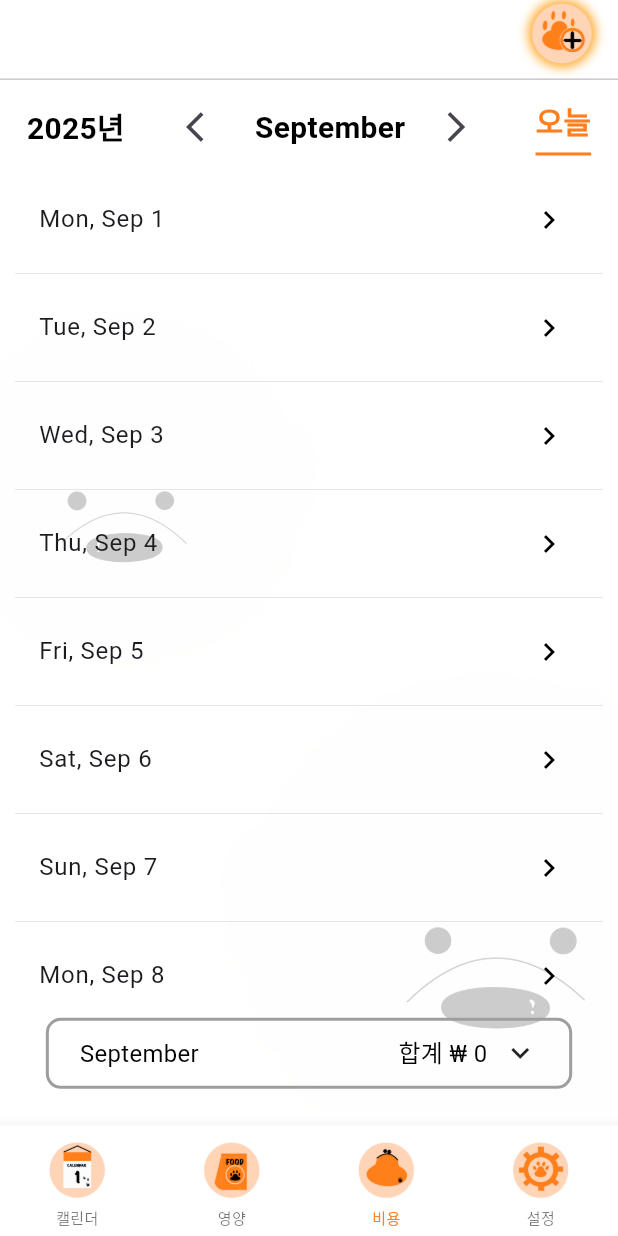
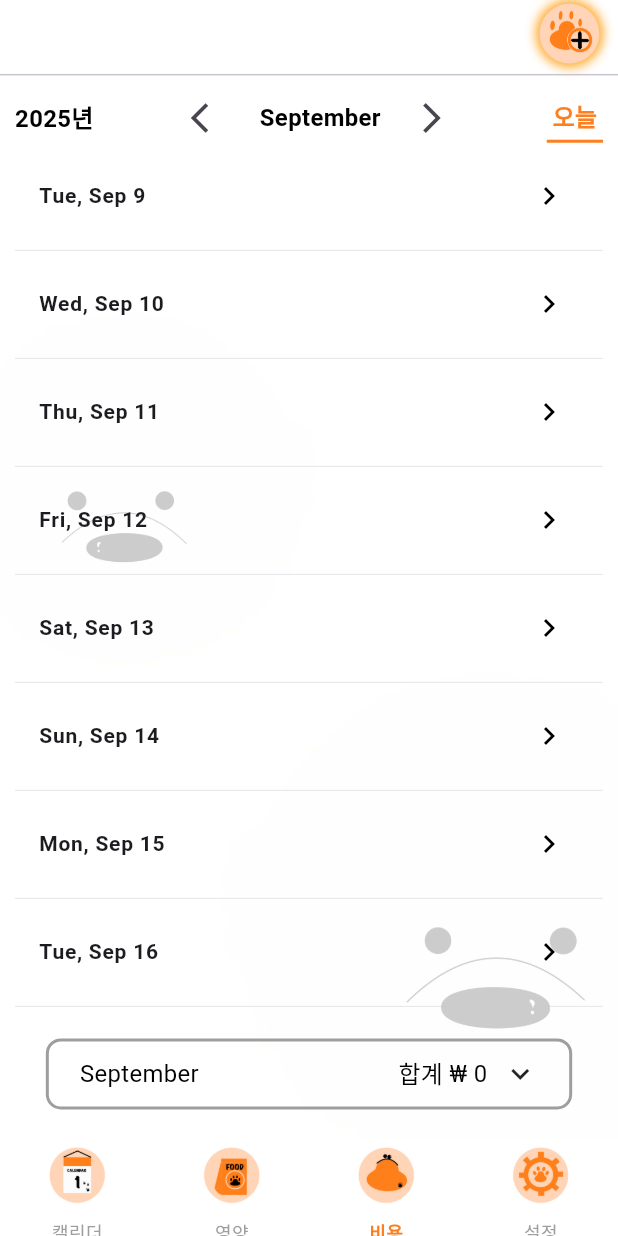
Before and after one commit to wonjongseo/every_pet, a Flutter app: the MainScreen screen opened directly, item 3 of the bottom bar chosen, scrolled down 576 dp, after a tap on the "arrow back ios" icon, on a phone screen of 412 x 824 dp. Run offline on Flutter 3.47's test engine with Material 3 defaults, Android fonts, the phone set to English and light mode, and no system bars; drawn by our look-alikes of scrollable_positioned_list; our stand-ins replace auto_size_text, flutter_datetime_picker_plus, font_awesome_flutter, get, google_mobile_ads, hive and 4 more; missing offline and left inert: age_calculator, flutter_email_sender, photo_manager; accounts and stored records are empty; network calls fail; Roboto replaces fonts that are missing (CookieRunFont).

Commit message:
[변경] UI/UX 변경

```diff
--- a/lib/common/theme/theme.dart
+++ b/lib/common/theme/theme.dart
@@ -20,7 +20,7 @@ TextStyle get subHeadingStyle {
 
 TextStyle get headingStyle {
   return TextStyle(
-    fontSize: Responsive.width10 * 2,
+    fontSize: Responsive.width10 * 1.6,
     fontWeight: FontWeight.w600,
     color: Get.isDarkMode ? Colors.white : Colors.black,
   );
--- a/lib/common/widgets/custom_text_feild.dart
+++ b/lib/common/widgets/custom_text_feild.dart
@@ -57,6 +57,7 @@ class CustomTextField extends StatelessWidget {
       padding: const EdgeInsets.only(left: 10.0),
       decoration: BoxDecoration(
         border: Border.all(color: Colors.grey, width: 1.0),
+        color: Colors.white,
         borderRadius: BorderRadius.circular(12),
       ),
       child: Row(
--- a/lib/controllers/todo_controller.dart
+++ b/lib/controllers/todo_controller.dart
@@ -142,6 +142,7 @@ class TodoController extends GetxController {
   }
 
   void clickAddbtn() async {
+    bool showAd = true;
     String? savedMemo;
 
     if (getFocusedDayEvent() != null) {
@@ -208,13 +209,16 @@ class TodoController extends GetxController {
         if (newTodoModel.stamps.isEmpty && memo.isEmpty) {
           // Stampもメモもなかったら削除
           kEvents[focusedDay] = [];
+          showAd = false;
           await deleteTodo(savedTodoModel);
         } else {
           updateTodo(savedTodoModel, newTodoModel);
         }
       }
     }
-    await InterstitialManager.instance.maybeShow();
+    if (showAd) {
+      await InterstitialManager.instance.maybeShow();
+    }
 
     getTodos(petsController.pet!.name);
   }
--- a/lib/main.dart
+++ b/lib/main.dart
@@ -27,7 +27,7 @@ void main() async {
   MobileAds.instance.initialize();
 
   InterstitialManager.instance.configure(
-      maxPerDay: 10, // 3,
+      maxPerDay: 10000, // 3,
       showChance: 0.60, // 0.35,
       cooldownMinutes: 15 // 5,
       );
--- a/lib/view/expensive/expensive_screen.dart
+++ b/lib/view/expensive/expensive_screen.dart
@@ -1,5 +1,4 @@
 import 'dart:developer';
-import 'dart:io';
 
 import 'package:every_pet/common/theme/theme.dart';
 import 'package:every_pet/common/utilities/app_color.dart';
@@ -11,6 +10,7 @@ import 'package:every_pet/view/expensive/add_expensive_screen.dart';
 import 'package:flutter/material.dart';
 import 'package:get/get.dart';
 import 'package:intl/intl.dart';
+import 'package:scrollable_positioned_list/scrollable_positioned_list.dart';
 
 class ExpensiveScreen extends StatefulWidget {
   const ExpensiveScreen({super.key});
@@ -20,6 +20,9 @@ class ExpensiveScreen extends StatefulWidget {
 }
 
 class _ExpensiveScreenState extends State<ExpensiveScreen> {
+  final ItemScrollController itemScrollController = ItemScrollController();
+  final ItemPositionsListener itemPositionsListener =
+      ItemPositionsListener.create();
   ExpensiveController expensiveController = Get.put(ExpensiveController());
 
   GlobalKey todayKey = GlobalKey();
@@ -31,11 +34,31 @@ class _ExpensiveScreenState extends State<ExpensiveScreen> {
 
   @override
   void initState() {
-    log("OPEN ExpensiveScreen");
     super.initState();
     days = _generateMonthDays(now);
 
+    WidgetsBinding.instance.addPostFrameCallback((_) => _scrollToTodayIndex());
+  }
+
+  void _changeMonth(int offset) {
+    now = DateTime(now.year, now.month + offset, 1);
+    days = _generateMonthDays(now);
     setState(() {});
+    WidgetsBinding.instance.addPostFrameCallback((_) => _scrollToTodayIndex());
+  }
+
+  void _scrollToTodayIndex() {
+    if (now.year == DateTime.now().year && now.month == DateTime.now().month) {
+      final idx = DateTime.now().day - 1;
+      if (itemScrollController.isAttached) {
+        itemScrollController.scrollTo(
+          index: idx,
+          duration: const Duration(milliseconds: 600),
+          curve: Curves.easeInOut,
+          alignment: 0.3, // 살짝 아래에 위치
+        );
+      }
+    }
   }
 
   @override
@@ -48,13 +71,6 @@ class _ExpensiveScreenState extends State<ExpensiveScreen> {
     int daysInMonth = DateTime(date.year, date.month + 1, 0).day;
     return List.generate(
         daysInMonth, (index) => DateTime(date.year, date.month, index + 1));
-  }
-
-  void _changeMonth(int offset) {
-    now = DateTime(now.year, now.month + offset, 1);
-    days = _generateMonthDays(now);
-    scrollGoToTop();
-    setState(() {});
   }
 
   void scrollGoToTop() {
@@ -71,9 +87,7 @@ class _ExpensiveScreenState extends State<ExpensiveScreen> {
       padding: EdgeInsets.symmetric(horizontal: Responsive.width10),
       child: Column(
         children: [
-          Padding(
-            padding: const EdgeInsets.only(left: 8),
-            child: Row(
+          Row(
             mainAxisAlignment: MainAxisAlignment.spaceBetween,
             children: [
               Text(
@@ -101,14 +115,9 @@ class _ExpensiveScreenState extends State<ExpensiveScreen> {
                 ],
               ),
               InkWell(
-                  onTap: () => Scrollable.ensureVisible(
-                    todayKey.currentContext!,
-                    duration: const Duration(milliseconds: 700),
-                    curve: Curves.easeInOut,
-                  ),
+                onTap: _scrollToTodayIndex,
                 child: Container(
-                    padding: EdgeInsets.only(bottom: Responsive.height10 * .8),
-                    margin: EdgeInsets.only(right: Responsive.width10 * .8),
+                  padding: EdgeInsets.all(Responsive.height10 * .4),
                   decoration: const BoxDecoration(
                     border: Border(
                       bottom: BorderSide(
@@ -127,50 +136,58 @@ class _ExpensiveScreenState extends State<ExpensiveScreen> {
               ),
             ],
           ),
-          ),
-          SizedBox(height: Responsive.height10),
           Expanded(
-            child: ListView.separated(
-              controller: scrollController,
+            child: ScrollablePositionedList.separated(
+              itemScrollController: itemScrollController,
+              itemPositionsListener: itemPositionsListener,
               itemCount: days.length,
-              separatorBuilder: (context, index) {
-                return const Divider(thickness: .3);
-              },
+              separatorBuilder: (_, __) => const Divider(thickness: .3),
               itemBuilder: (context, index) {
                 return Obx(() {
-                  var expensives =
+                  final expensives =
                       expensiveController.expensivesByDay(days[index]);
-
                   return ListTile(
-                    iconColor: Colors.black,
-                    key: now.day - 1 == index ? todayKey : null,
                     title: Text(
                       DateFormat.MMMEd(Get.locale.toString())
                           .format(days[index]),
+                      style: const TextStyle(
+                          fontSize: 14, fontWeight: FontWeight.bold),
                     ),
-                    isThreeLine: expensives.isNotEmpty ? true : false,
+                    isThreeLine: expensives.isNotEmpty,
                     trailing: expensives.isEmpty
-                        ? Icon(Icons.keyboard_arrow_right)
+                        ? const Icon(
+                            Icons.keyboard_arrow_right,
+                            color: Colors.black,
+                          )
                         : null,
                     subtitle: expensives.isNotEmpty
-                        ? Column(
+                        ? Card(
+                            color: Colors.white,
+                            child: Padding(
+                              padding: const EdgeInsets.all(8.0),
+                              child: Column(
                                 children: List.generate(
                                   expensives.length,
-                              (index) => Row(
+                                  (i) => Padding(
+                                    padding:
+                                        const EdgeInsets.symmetric(vertical: 5),
+                                    child: Row(
                                       mainAxisAlignment:
                                           MainAxisAlignment.spaceBetween,
                                       children: [
-                                  Text(expensives[index].productName),
-                                  Text(
-                                      '${AppString.moneySign.tr} ${NumberFormat("#,###").format(expensives[index].price)}'),
+                                        Text(expensives[i].productName),
+                                        Text('${AppString.moneySign.tr} '
+                                            '${NumberFormat("#,###").format(expensives[i].price)}'),
                                       ],
+                                    ),
+                                  ),
+                                ),
                               ),
                             ),
                           )
                         : null,
                     onTap: () => Get.to(
-                      () => AddExpensiveScreen(selectedDay: days[index]),
-                    ),
+                        () => AddExpensiveScreen(selectedDay: days[index])),
                   );
                 });
               },
--- a/lib/view/expensive/widgets/exensive_input_card.dart
+++ b/lib/view/expensive/widgets/exensive_input_card.dart
@@ -12,7 +12,6 @@ import 'package:flutter/material.dart';
 import 'package:every_pet/common/theme/theme.dart';
 import 'package:every_pet/common/utilities/responsive.dart';
 import 'package:every_pet/common/widgets/custom_text_feild.dart';
-import 'package:font_awesome_flutter/font_awesome_flutter.dart';
 import 'package:get/get.dart';
 
 class ExpensiveInputCard extends StatefulWidget {
@@ -116,8 +115,6 @@ class _ExpensiveInputCardState extends State<ExpensiveInputCard> {
                               mainAxisAlignment: MainAxisAlignment.center,
                               children: [
                                 Text(AppString.changeCategoryText.tr),
-                                SizedBox(width: Responsive.width10),
-                                const FaIcon(FontAwesomeIcons.pencil),
                               ],
                             ),
                           ),
--- a/lib/view/main/main_screen.dart
+++ b/lib/view/main/main_screen.dart
@@ -29,7 +29,7 @@ class MainScreen extends StatelessWidget {
               children: [
                 const GlobalBannerAdmob(),
                 const SizedBox(height: 5),
-                bottomNavigtionBar(petsController),
+                bottomNavigationBar(petsController),
               ],
             ),
             body: BackGround2(
@@ -38,7 +38,7 @@ class MainScreen extends StatelessWidget {
                 child: Column(
                   children: [
                     const TopNavigationBar(),
-                    const Divider(),
+                    const Divider(height: 10),
                     Expanded(
                       child: petsController.body[petsController.bottomTapIndex],
                     )
@@ -138,6 +138,63 @@ class MainScreen extends StatelessWidget {
       ],
     );
   }
+
+  Widget bottomNavigationBar(PetsController petsController) {
+    return NavigationBar(
+      height: 60,
+      selectedIndex: petsController.bottomTapIndex,
+      backgroundColor: Colors.white,
+      indicatorColor: Colors.transparent,
+      onDestinationSelected: petsController.onTapBottomBar,
+      labelBehavior: NavigationDestinationLabelBehavior.alwaysShow,
+      labelTextStyle: WidgetStateProperty.resolveWith<TextStyle?>(
+        (Set<WidgetState> states) {
+          if (states.contains(WidgetState.selected)) {
+            return const TextStyle(
+              color: AppColors.primaryColor,
+              fontWeight: FontWeight.w600,
+              fontSize: 12,
+            );
+          }
+          return const TextStyle(
+            color: Colors.grey,
+            fontWeight: FontWeight.w400,
+            fontSize: 12,
+          );
+        },
+      ),
+      destinations: [
+        NavigationDestination(
+          label: AppString.calendarTextTr.tr,
+          icon: Image.asset(
+            AppImagePath.circleCalendar,
+            width: Responsive.width10 * 5,
+          ),
+        ),
+        NavigationDestination(
+          label: AppString.foodTextTr.tr,
+          icon: Image.asset(
+            AppImagePath.circleFood,
+            width: Responsive.width10 * 5,
+          ),
+        ),
+        NavigationDestination(
+          label: AppString.expensiveTextTr.tr,
+          icon: Image.asset(
+            AppImagePath.circleWallet,
+            width: Responsive.width10 * 5,
+          ),
+        ),
+        NavigationDestination(
+          label: AppString.settingTr.tr,
+          icon: Image.asset(
+            AppImagePath.circleSetting,
+            width: Responsive.width10 * 5,
+          ),
+        ),
+      ],
+    );
+  }
 }
 
 class TopNavigationBar extends StatelessWidget {
@@ -147,10 +204,8 @@ class TopNavigationBar extends StatelessWidget {
   Widget build(BuildContext context) {
     return GetBuilder<PetsController>(builder: (controller) {
       return Padding(
-        padding: EdgeInsets.symmetric(horizontal: Responsive.width10 * 1.5),
+        padding: EdgeInsets.symmetric(horizontal: Responsive.width10),
         child: Row(
-          mainAxisAlignment: MainAxisAlignment.spaceBetween,
-          crossAxisAlignment: CrossAxisAlignment.center,
           children: [
             Expanded(
               child: SingleChildScrollView(
@@ -160,7 +215,7 @@ class TopNavigationBar extends StatelessWidget {
                     controller.petsLength,
                     (index) {
                       return Padding(
-                        padding: EdgeInsets.only(right: Responsive.width22)
+                        padding: EdgeInsets.only(right: Responsive.width15)
                             .copyWith(top: Platform.isAndroid ? 10 : 0),
                         child: RowPetProfileWidget(
                           petModel: controller.getPetOfIndex(index)!,
--- a/lib/view/main/widgets/row_pet_profile_widget.dart
+++ b/lib/view/main/widgets/row_pet_profile_widget.dart
@@ -27,8 +27,8 @@ class RowPetProfileWidget extends StatelessWidget {
             () => FullProfileImageScreen(imagePath: petModel.profilePath),
           ),
           imagePath: petModel.profilePath,
-          width: imageWidth ?? 45,
-          height: imageWidth ?? 45,
+          width: imageWidth ?? 40,
+          height: imageWidth ?? 40,
           isActive: isActive,
           genderType: petModel.genderType,
         ),
@@ -38,9 +38,9 @@ class RowPetProfileWidget extends StatelessWidget {
               ? const TextStyle(
                   color: Colors.black,
                   fontWeight: FontWeight.w500,
-                  fontSize: 14,
+                  fontSize: 13,
                 )
-              : TextStyle(fontSize: 12, color: Colors.grey.withOpacity(.7)),
+              : TextStyle(fontSize: 11, color: Colors.grey.withOpacity(.7)),
         ),
       ],
     );
--- a/lib/view/setting/setting_screen.dart
+++ b/lib/view/setting/setting_screen.dart
@@ -87,7 +87,7 @@ class _SettingScreenState extends State<SettingScreen> {
               title: AppString.editStampText.tr,
               imagePath: AppImagePath.circleStamp,
               onTap: () {
-                Get.to(() => StampCustomScreen());
+                Get.to(() => const StampCustomScreen());
               },
             ),
             SizedBox(height: Responsive.height15),
@@ -221,9 +221,9 @@ class _SettingScreenState extends State<SettingScreen> {
     return Container(
       margin: EdgeInsets.symmetric(horizontal: Responsive.width15),
       decoration: BoxDecoration(
-        borderRadius: BorderRadius.circular(15),
-        border: Border.all(color: AppColors.primaryColor),
-      ),
+          borderRadius: BorderRadius.circular(15),
+          border: Border.all(color: AppColors.primaryColor),
+          color: Colors.white),
       child: ListTile(
         titleTextStyle: TextStyle(
           fontWeight: FontWeight.w500,
--- a/lib/view/todo/todo_screen.dart
+++ b/lib/view/todo/todo_screen.dart
@@ -29,7 +29,7 @@ class TodoScreen extends StatelessWidget {
           headerStyle: const HeaderStyle(
             formatButtonVisible: false,
             titleCentered: true,
-            headerPadding: EdgeInsets.zero,
+            headerPadding: EdgeInsets.only(top: 4, bottom: 10),
           ),
           daysOfWeekStyle: const DaysOfWeekStyle(
             weekendStyle: TextStyle(color: Colors.red),
--- a/pubspec.yaml
+++ b/pubspec.yaml
@@ -38,6 +38,7 @@ dependencies:
   flutter_email_sender: ^6.0.3
   auto_size_text: ^3.0.0
   in_app_review: ^2.0.10
+  scrollable_positioned_list: ^0.3.8
 
 dev_dependencies:
   flutter_test:
```
Also changed, not shown: pubspec.lock, 1 other file. Lines whose indentation alone changed are shown as unchanged.
